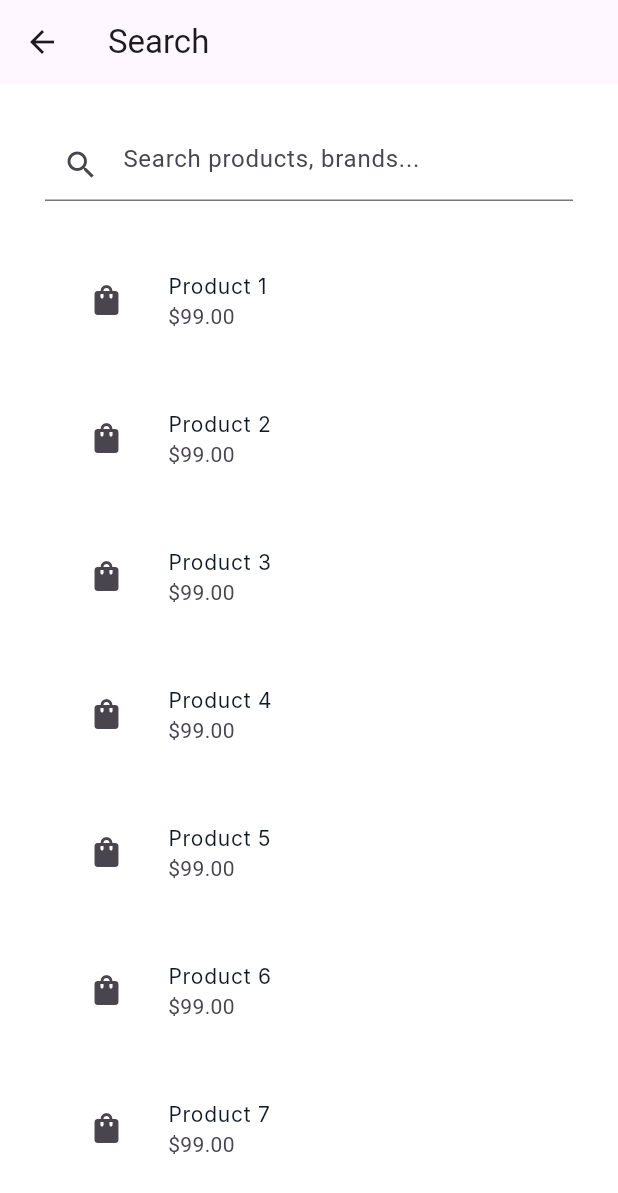
After one commit to Sujal-neupane/tapto, a Flutter app: the SearchScreen screen opened directly, on a phone screen of 412 x 824 dp. The commit adds this screen. Shown: the top 1193 px of the screen. Run offline on Flutter 3.47's test engine with Material 3 defaults, Android fonts, the phone set to English and light mode, and no system bars; our stand-ins replace flutter_riverpod; Roboto replaces fonts that are missing (Inter); statements that could not run were skipped.

Commit message:
installed or added the riverpod dependency and also created search screen ui

```diff
--- a/lib/main.dart
+++ b/lib/main.dart
@@ -1,6 +1,7 @@
 import 'package:flutter/material.dart';
+import 'package:flutter_riverpod/flutter_riverpod.dart';
 import 'app.dart';
 
 void main() {
-  runApp(const MyApp());
+  runApp(ProviderScope(child: const MyApp()));
 }
--- a/lib/screens/auth/forgot_password_screen.dart
+++ b/lib/screens/auth/forgot_password_screen.dart
@@ -60,7 +60,6 @@ class _ForgotPasswordScreenState extends State<ForgotPasswordScreen> {
                 onPressed: () {
                   _sendOtp();
                 },
-                // onPressed: () => Navigator.pushNamed(
                 //
                 child: const Text('Send OTP', style: AppTextStyles.button),
               ),
--- a/lib/screens/login_screen.dart
+++ b/lib/screens/login_screen.dart
@@ -44,7 +44,7 @@ class _LoginScreenState extends State<LoginScreen> {
                 style: AppTextStyles.subHeading,
               ),
 
-              const SizedBox(height: AppSpacing.lg),
+              const SizedBox(height: AppSpacing.xl),
 
               Form(
                 key: _formKey,
@@ -59,7 +59,7 @@ class _LoginScreenState extends State<LoginScreen> {
                       validator: (v) =>
                           v != null && v.contains('@') ? null : 'Invalid email',
                     ),
-                    const SizedBox(height: AppSpacing.md),
+                    const SizedBox(height: AppSpacing.lg),
 
                     TextFormField(
                       controller: password,
@@ -94,7 +94,7 @@ class _LoginScreenState extends State<LoginScreen> {
                         ),
                       ),
                     ),
-                    const SizedBox(height: AppSpacing.md),
+                    const SizedBox(height: AppSpacing.sm),
                     TextButton(
                       onPressed: () =>
                           Navigator.pushNamed(context, '/forgot-password'),
@@ -103,6 +103,7 @@ class _LoginScreenState extends State<LoginScreen> {
                         style: TextStyle(color: AppColors.primary),
                       ),
                     ),
+                    const SizedBox(height: AppSpacing.sm),
 
                     TextButton(
                       onPressed: () => Navigator.pushNamed(context, '/signup'),
--- /dev/null
+++ b/lib/screens/search_screen.dart
@@ -0,0 +1,57 @@
+import 'package:flutter/material.dart';
+import '../../../theme/app_colors.dart';
+import '../../../theme/app_spacing.dart';
+import '../../../theme/app_text_styles.dart';
+
+class SearchScreen extends StatelessWidget {
+  const SearchScreen({super.key});
+
+  @override
+  Widget build(BuildContext context) {
+    return Scaffold(
+      appBar: AppBar(title: const Text('Search')),
+      body: Padding(
+        padding: const EdgeInsets.all(AppSpacing.lg),
+        child: Column(
+          children: [
+            TextField(
+              decoration: const InputDecoration(
+                hintText: 'Search products, brands...',
+                prefixIcon: Icon(Icons.search),
+              ),
+            ),
+            const SizedBox(height: AppSpacing.lg),
+
+            Expanded(
+              child: ListView.separated(
+                itemCount: 8,
+                separatorBuilder: (_, __) =>
+                    const SizedBox(height: AppSpacing.md),
+                itemBuilder: (context, index) {
+                  return ListTile(
+                    leading: Container(
+                      width: 50,
+                      height: 50,
+                      decoration: BoxDecoration(
+                        color: AppColors.grey200,
+                        borderRadius: BorderRadius.circular(12),
+                      ),
+                      child: const Icon(Icons.shopping_bag),
+                    ),
+                    title: Text(
+                      'Product ${index + 1}',
+                      style: AppTextStyles.body,
+                    ),
+                    subtitle: Text('\$99.00', style: AppTextStyles.caption),
+                    onTap: () =>
+                        Navigator.pushNamed(context, '/product-details'),
+                  );
+                },
+              ),
+            ),
+          ],
+        ),
+      ),
+    );
+  }
+}
--- a/pubspec.yaml
+++ b/pubspec.yaml
@@ -34,6 +34,8 @@ dependencies:
   # The following adds the Cupertino Icons font to your application.
   # Use with the CupertinoIcons class for iOS style icons.
   cupertino_icons: ^1.0.8
+  riverpod: ^3.0.3
+  flutter_riverpod: ^3.0.3
 
 dev_dependencies:
   flutter_test:
```
Also changed, not shown: lib/screens/cart_screen.dart (added), pubspec.lock.
